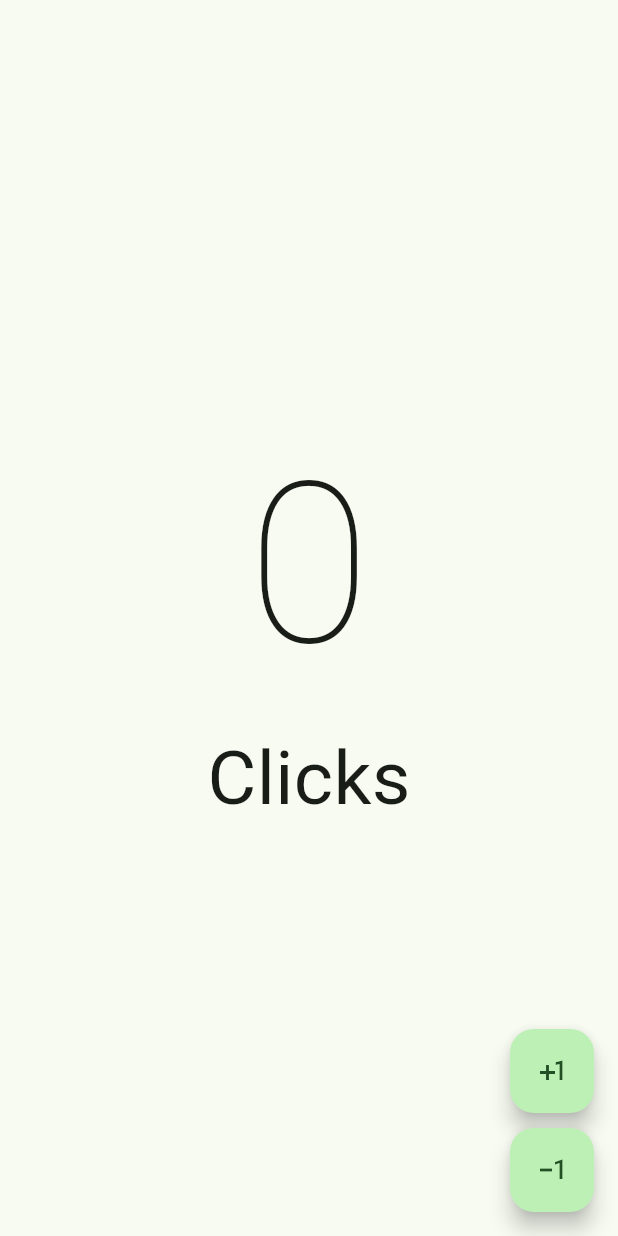
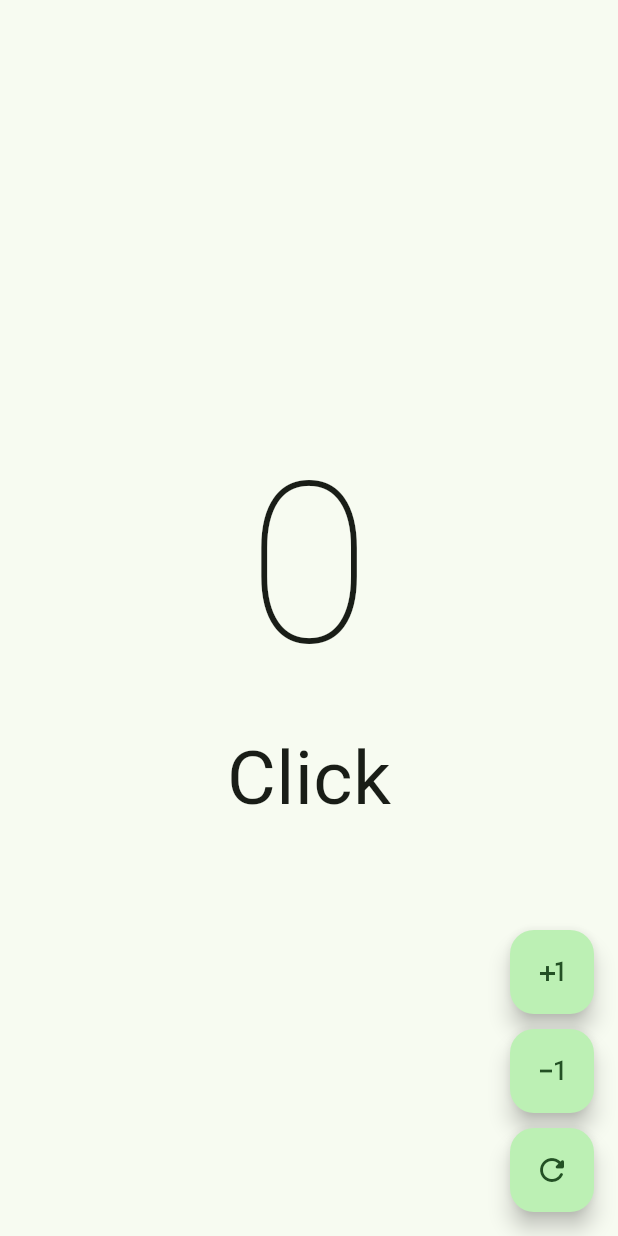
Before and after one commit to DanielRdgz1217/guillermo-grellas-tarea, a Flutter app: the screen it shows after launch, on a phone screen of 412 x 824 dp. Run offline on Flutter 3.47's test engine with Material 2 defaults, Android fonts, the phone set to English and light mode, and no system bars.

Commit message:
reset button and update string

```diff
--- a/lib/presentation/screens/counter/counter_screen.dart
+++ b/lib/presentation/screens/counter/counter_screen.dart
@@ -24,9 +24,10 @@ class _CounterState extends State<Counter> {
                 fontWeight: FontWeight.w100,
               ),
             ),
-            const Text(
-              'Clicks',
-              style: TextStyle(
+            Text(
+              count > 1 ? 'Clicks' : 'Click',
+              //'Click${count > 1 ? 's' : ''}',
+              style: const TextStyle(
                 fontSize: 50,
               ),
             ),
@@ -55,6 +56,15 @@ class _CounterState extends State<Counter> {
             },
             child: const Icon(Icons.exposure_minus_1),
           ),
+          const SizedBox(height: 10),
+          FloatingActionButton(
+            onPressed: () {
+              setState(() {
+                count = 0;
+              });
+            },
+            child: const Icon(Icons.refresh_rounded),
+          ),
         ]
       ),
     );
```
